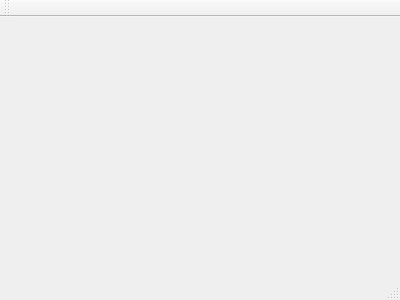
HowsonLiu/Debugger, file mainwindow.ui: the form before one commit.
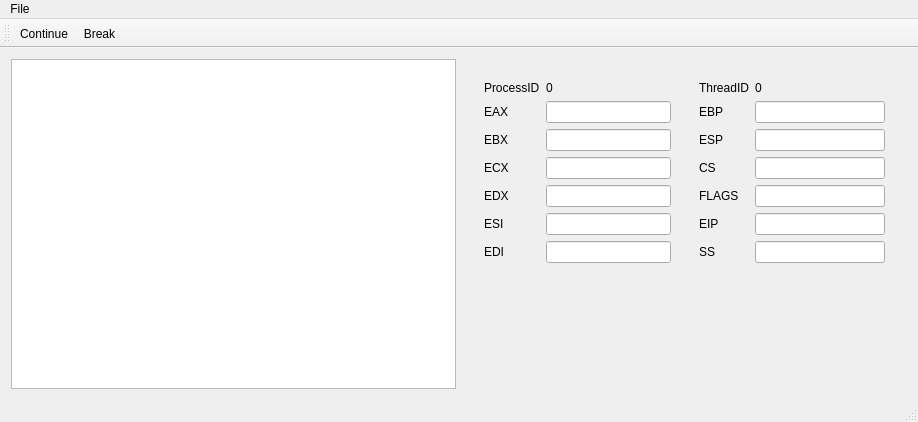
The form after the commit.

The edit to the form file:
```diff
--- a/mainwindow.ui
+++ b/mainwindow.ui
@@ -1,24 +1,247 @@
 <ui version="4.0">
  <class>MainWindow</class>
- <widget class="QMainWindow" name="MainWindow" >
-  <property name="geometry" >
+ <widget class="QMainWindow" name="MainWindow">
+  <property name="geometry">
    <rect>
     <x>0</x>
     <y>0</y>
-    <width>400</width>
-    <height>300</height>
+    <width>918</width>
+    <height>422</height>
    </rect>
   </property>
   <property name="windowTitle" >
    <string>MainWindow</string>
   </property>
-  <widget class="QMenuBar" name="menuBar" />
-  <widget class="QToolBar" name="mainToolBar" />
-  <widget class="QWidget" name="centralWidget" />
-  <widget class="QStatusBar" name="statusBar" />
+  <widget class="QWidget" name="centralWidget">
+   <layout class="QHBoxLayout" name="horizontalLayout">
+    <item>
+     <widget class="QTableView" name="tableView"/>
+    </item>
+    <item>
+     <widget class="QWidget" name="widget" native="true">
+      <layout class="QHBoxLayout" name="horizontalLayout_2">
+       <item>
+        <widget class="QWidget" name="widget_3" native="true">
+         <layout class="QFormLayout" name="formLayout">
+          <item row="1" column="0">
+           <widget class="QLabel" name="label">
+            <property name="text">
+             <string>EAX</string>
+            </property>
+           </widget>
+          </item>
+          <item row="1" column="1">
+           <widget class="QLineEdit" name="eaxE"/>
+          </item>
+          <item row="2" column="0">
+           <widget class="QLabel" name="label_3">
+            <property name="text">
+             <string>EBX</string>
+            </property>
+           </widget>
+          </item>
+          <item row="2" column="1">
+           <widget class="QLineEdit" name="ebxE"/>
+          </item>
+          <item row="3" column="0">
+           <widget class="QLabel" name="label_4">
+            <property name="text">
+             <string>ECX</string>
+            </property>
+           </widget>
+          </item>
+          <item row="3" column="1">
+           <widget class="QLineEdit" name="ecxE"/>
+          </item>
+          <item row="4" column="0">
+           <widget class="QLabel" name="label_5">
+            <property name="text">
+             <string>EDX</string>
+            </property>
+           </widget>
+          </item>
+          <item row="4" column="1">
+           <widget class="QLineEdit" name="edxE"/>
+          </item>
+          <item row="5" column="0">
+           <widget class="QLabel" name="label_6">
+            <property name="text">
+             <string>ESI</string>
+            </property>
+           </widget>
+          </item>
+          <item row="5" column="1">
+           <widget class="QLineEdit" name="esiE"/>
+          </item>
+          <item row="6" column="0">
+           <widget class="QLabel" name="label_7">
+            <property name="text">
+             <string>EDI</string>
+            </property>
+           </widget>
+          </item>
+          <item row="6" column="1">
+           <widget class="QLineEdit" name="ediE"/>
+          </item>
+          <item row="0" column="0">
+           <widget class="QLabel" name="label_13">
+            <property name="text">
+             <string>ProcessID</string>
+            </property>
+           </widget>
+          </item>
+          <item row="0" column="1">
+           <widget class="QLabel" name="pidE">
+            <property name="text">
+             <string>0</string>
+            </property>
+           </widget>
+          </item>
+         </layout>
+        </widget>
+       </item>
+       <item>
+        <widget class="QWidget" name="widget_2" native="true">
+         <layout class="QFormLayout" name="formLayout_2">
+          <item row="1" column="0">
+           <widget class="QLabel" name="label_2">
+            <property name="text">
+             <string>EBP</string>
+            </property>
+           </widget>
+          </item>
+          <item row="2" column="0">
+           <widget class="QLabel" name="label_8">
+            <property name="text">
+             <string>ESP</string>
+            </property>
+           </widget>
+          </item>
+          <item row="1" column="1">
+           <widget class="QLineEdit" name="ebpE"/>
+          </item>
+          <item row="2" column="1">
+           <widget class="QLineEdit" name="espE"/>
+          </item>
+          <item row="4" column="0">
+           <widget class="QLabel" name="label_10">
+            <property name="text">
+             <string>FLAGS</string>
+            </property>
+           </widget>
+          </item>
+          <item row="5" column="0">
+           <widget class="QLabel" name="label_11">
+            <property name="text">
+             <string>EIP</string>
+            </property>
+           </widget>
+          </item>
+          <item row="6" column="0">
+           <widget class="QLabel" name="label_12">
+            <property name="text">
+             <string>SS</string>
+            </property>
+           </widget>
+          </item>
+          <item row="3" column="1">
+           <widget class="QLineEdit" name="csE"/>
+          </item>
+          <item row="4" column="1">
+           <widget class="QLineEdit" name="flagsE"/>
+          </item>
+          <item row="5" column="1">
+           <widget class="QLineEdit" name="eipE"/>
+          </item>
+          <item row="6" column="1">
+           <widget class="QLineEdit" name="ssE"/>
+          </item>
+          <item row="3" column="0">
+           <widget class="QLabel" name="label_9">
+            <property name="text">
+             <string>CS</string>
+            </property>
+           </widget>
+          </item>
+          <item row="0" column="0">
+           <widget class="QLabel" name="label_14">
+            <property name="text">
+             <string>ThreadID</string>
+            </property>
+           </widget>
+          </item>
+          <item row="0" column="1">
+           <widget class="QLabel" name="tidE">
+            <property name="text">
+             <string>0</string>
+            </property>
+           </widget>
+          </item>
+         </layout>
+        </widget>
+       </item>
+      </layout>
+     </widget>
+    </item>
+   </layout>
+  </widget>
+  <widget class="QMenuBar" name="menuBar">
+   <property name="geometry">
+    <rect>
+     <x>0</x>
+     <y>0</y>
+     <width>918</width>
+     <height>21</height>
+    </rect>
+   </property>
+   <widget class="QMenu" name="menuFile">
+    <property name="title">
+     <string>File</string>
+    </property>
+    <addaction name="actionOpen"/>
+    <addaction name="actionAttach"/>
+    <addaction name="actionExit"/>
+   </widget>
+   <addaction name="menuFile"/>
+  </widget>
+  <widget class="QToolBar" name="mainToolBar">
+   <attribute name="toolBarArea">
+    <enum>TopToolBarArea</enum>
+   </attribute>
+   <attribute name="toolBarBreak">
+    <bool>false</bool>
+   </attribute>
+   <addaction name="actionContinue"/>
+   <addaction name="actionBreak"/>
+  </widget>
+  <widget class="QStatusBar" name="statusBar"/>
+  <action name="actionOpen">
+   <property name="text">
+    <string>Open</string>
+   </property>
+  </action>
+  <action name="actionAttach">
+   <property name="text">
+    <string>Attach</string>
+   </property>
+  </action>
+  <action name="actionExit">
+   <property name="text">
+    <string>Exit</string>
+   </property>
+  </action>
+  <action name="actionContinue">
+   <property name="text">
+    <string>Continue</string>
+   </property>
+  </action>
+  <action name="actionBreak">
+   <property name="text">
+    <string>Break</string>
+   </property>
+  </action>
  </widget>
- <layoutDefault spacing="6" margin="11" />
- <pixmapfunction></pixmapfunction>
+ <layoutdefault spacing="6" margin="11"/>
  <resources/>
  <connections/>
 </ui>
```
Left out of the diff: 3 changed lines with no effect on the pictures.
